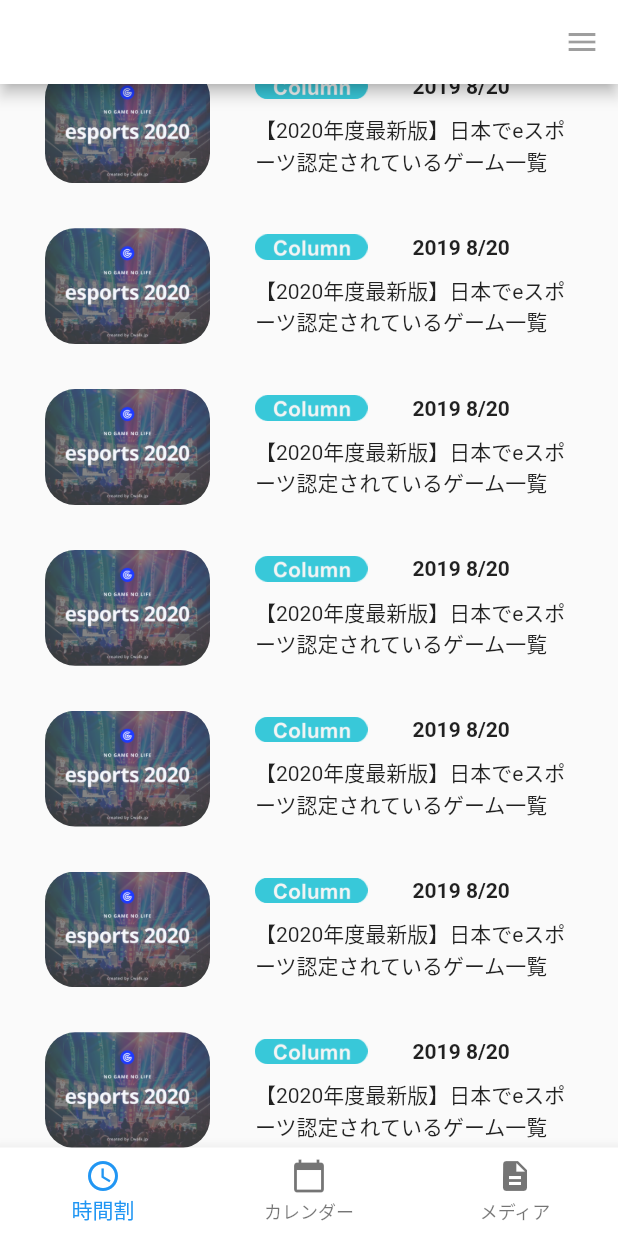
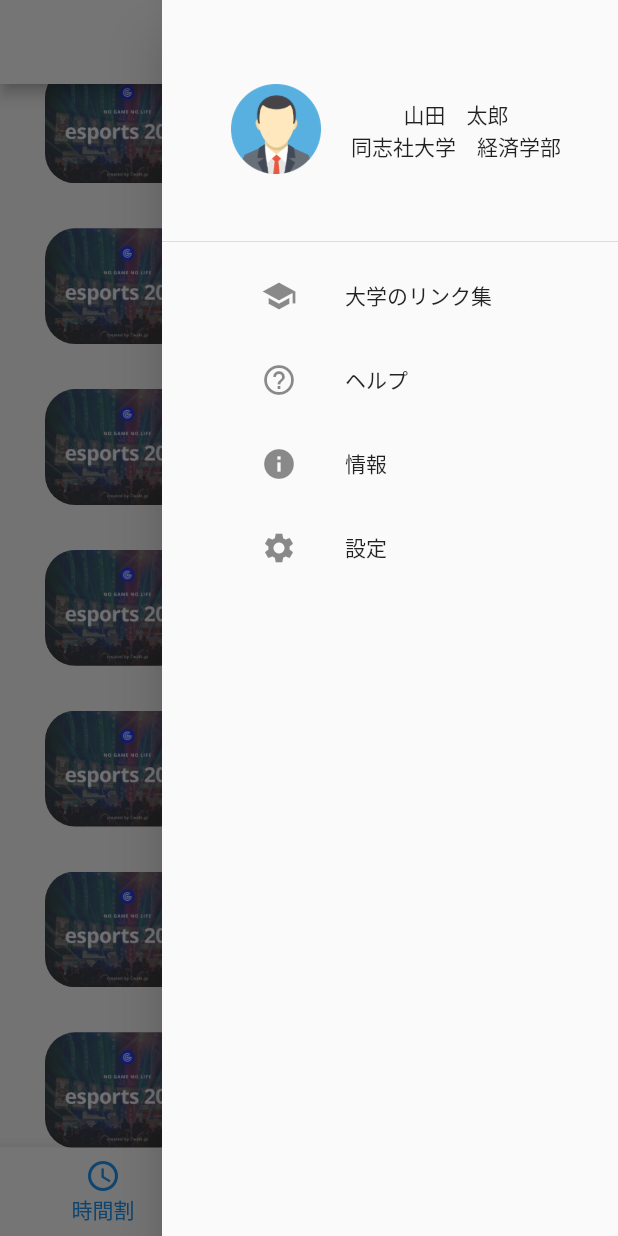
Before and after one commit to gudegithub/Fairer_UI, a Flutter app: the MediaIndexPage screen opened directly, scrolled down 231 dp, after a tap on the "menu" icon, on a phone screen of 412 x 824 dp. Run offline on Flutter 3.47's test engine with Material 2 defaults, Android fonts, the phone set to English and light mode, and no system bars.

Commit message:
make side menu drawer

```diff
--- a/lib/article.dart
+++ b/lib/article.dart
@@ -10,6 +10,7 @@ class ArticlePage extends StatelessWidget {
     return Scaffold(
       appBar: AppBar(
         backgroundColor: Colors.white,
+        iconTheme: IconThemeData(color: Colors.black38),
         leading: IconButton(
           icon: Icon(Icons.arrow_back),
           color: Colors.black38,
@@ -17,13 +18,6 @@ class ArticlePage extends StatelessWidget {
             Navigator.of(context).pop(true);
           },
         ),
-        actions: <Widget>[
-          IconButton(
-            icon: Icon(Icons.menu),
-            color: Colors.black38,
-            onPressed: () {},
-          )
-        ],
       ),
       bottomNavigationBar: Container(
         child: BottomNavigationBar(
--- a/lib/media_index.dart
+++ b/lib/media_index.dart
@@ -1,3 +1,4 @@
+import 'package:fairer_ui/side_menu.dart';
 import 'package:flutter/material.dart';
 import 'article.dart';
 
@@ -7,13 +8,8 @@ class MediaIndexPage extends StatelessWidget {
     return Scaffold(
       appBar: AppBar(
         backgroundColor: Colors.white,
-        actions: <Widget>[
-          IconButton(
-            icon: Icon(Icons.menu),
-            color: Colors.black38,
-            onPressed: () {},
-          )
-        ],
+        iconTheme: new IconThemeData(color: Colors.black38),
+        leading: Container(),
       ),
       bottomNavigationBar: Container(
         child: BottomNavigationBar(
@@ -34,18 +30,7 @@ class MediaIndexPage extends StatelessWidget {
           ],
         ),
       ),
-      endDrawer: Drawer(
-        child: ListView(
-          children: <Widget>[
-            DrawerHeader(
-              child: ListTile(
-
-              ),
-            ),
-            ListTile(),
-          ],
-        )
-      ),
+      endDrawer: SideDrawer(),
       body: ListView(
         children: <Widget>[
           MediaIndexMessage(),
--- /dev/null
+++ b/lib/side_menu.dart
@@ -0,0 +1,92 @@
+import 'package:flutter/material.dart';
+
+class SideDrawer extends StatelessWidget {
+  const SideDrawer({Key key}) : super(key: key);
+
+  @override
+  Widget build(BuildContext context) {
+    return Drawer(
+      child: ListView(
+        children: <Widget>[
+          SideMenuHeader(),
+          SideMenuList(),
+        ],
+      )
+    );
+  }
+}
+
+class SideMenuHeader extends StatelessWidget {
+  const SideMenuHeader({Key key}) : super(key: key);
+
+  @override
+  Widget build(BuildContext context) {
+    return DrawerHeader(
+      child: Container(
+        padding: EdgeInsets.only(top: 40, left: 30),
+        child: Row(
+          crossAxisAlignment: CrossAxisAlignment.start,
+          children: <Widget>[
+            Image.asset(
+              'assets/image/sample_icon.png',
+              height: 60,
+            ),
+            Container(
+              padding: EdgeInsets.only(top: 10, left: 20),
+              child: Column(
+                children: <Widget>[
+                  Text("山田　太郎"),
+                  Text("同志社大学　経済学部")
+                ],
+              )
+            )
+          ],
+        ),
+      )
+    );
+  }
+}
+
+class SideMenuList extends StatelessWidget {
+  String iconName;
+  String title;
+
+  @override
+  Widget build(BuildContext context) {
+    return Container(
+      padding: EdgeInsets.only(left: 50.0),
+      child: Column(
+        children: <Widget>[
+          ListTile(
+            leading: Icon(Icons.school),
+            title: Text("大学のリンク集"),
+            onTap: () {
+
+            },
+          ),
+          ListTile(
+            leading: Icon(Icons.help_outline),
+            title: Text("ヘルプ"),
+            onTap: () {
+
+            },
+          ),
+          ListTile(
+            leading: Icon(Icons.info),
+            title: Text("情報"),
+            onTap: () {
+
+            },
+          ),
+          ListTile(
+            leading: Icon(Icons.settings),
+            title: Text("設定"),
+            onTap: () {
+
+            },
+          )
+        ],
+      ),
+    );
+  }
+}
--- a/pubspec.yaml
+++ b/pubspec.yaml
@@ -50,6 +50,7 @@ flutter:
    - assets/image/Column.png
    - assets/image/thumbnail.png
    - assets/image/Column_budge.png
+   - assets/image/sample_icon.png
 
 
   # An image asset can refer to one or more resolution-specific "variants", see
```
Also changed, not shown: assets/image/sample_icon.png (added).
